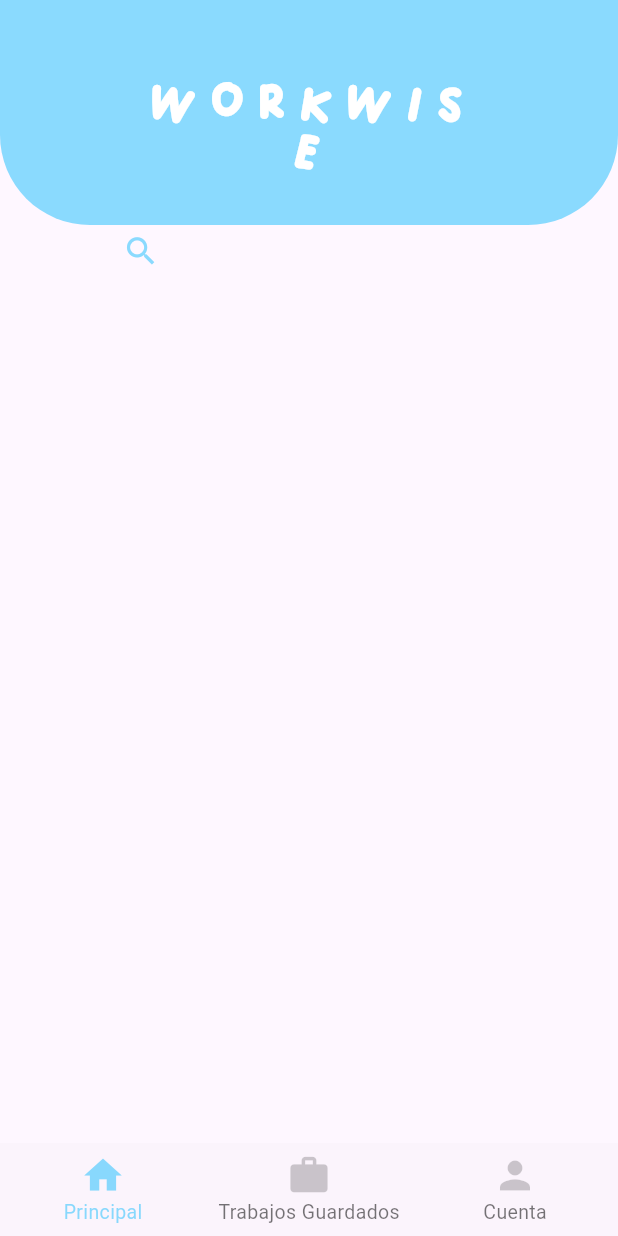
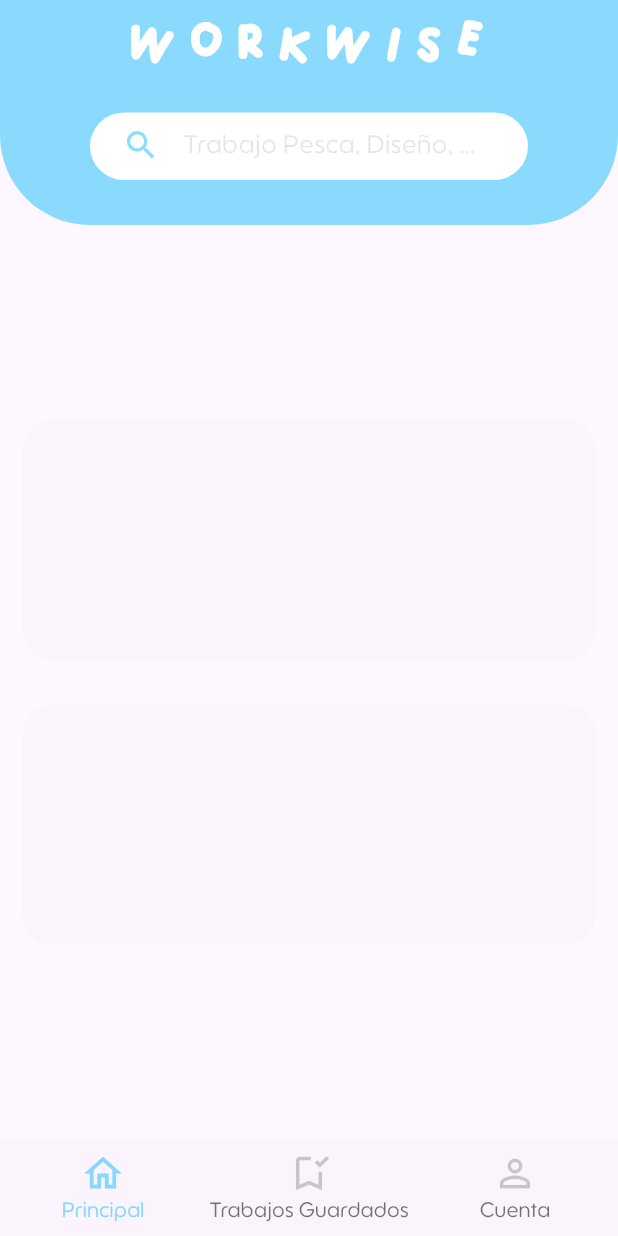
Before and after one commit to Maazapan/WorkWise, a Flutter app: the screen it shows after launch, on a phone screen of 412 x 824 dp. Run offline on Flutter 3.47's test engine with Material 3 defaults, Android fonts, the phone set to English and light mode, and no system bars.

Commit message:
Bottom nav bar mejorada

```diff
--- a/lib/home_page.dart
+++ b/lib/home_page.dart
@@ -25,9 +25,10 @@ class _MyHomePageState extends State<MyHomePage> {
         flexibleSpace: Column(
           mainAxisAlignment: MainAxisAlignment.center,
           children: <Widget>[
-            const Padding(
-              padding:
-                  EdgeInsets.only(left: 90, right: 90, top: 50, bottom: 30),
+            const Expanded(
+              child: Padding(
+                padding: EdgeInsets.all(10),
+                // EdgeInsets.only(left: 90, right: 90, top: 50, bottom: 30),
                 child: Text(
                   'W o r k W i s e',
                   textAlign: TextAlign.center,
@@ -35,6 +36,7 @@ class _MyHomePageState extends State<MyHomePage> {
                     fontSize: 25,
                     color: Colors.white,
                     fontFamily: 'adelia',
+                  ),
                 ),
               ),
             ),
@@ -53,7 +55,9 @@ class _MyHomePageState extends State<MyHomePage> {
                     decoration: InputDecoration(
                       hintText: 'Trabajo Pesca, Diseño, Software, etc',
                       hintStyle: TextStyle(
-                          color: Colors.black.withOpacity(0.1), fontSize: 17),
+                          color: Colors.black.withOpacity(0.1),
+                          fontSize: 17,
+                          fontFamily: "ltsaeada-light"),
                       border: InputBorder.none,
                       prefixIcon: const Padding(
                           padding: EdgeInsets.only(top: 3),
@@ -63,7 +67,10 @@ class _MyHomePageState extends State<MyHomePage> {
                             color: Color.fromARGB(134, 33, 191, 253),
                           )),
                     ),
-                    style: const TextStyle(color: Colors.black45),
+                    style: const TextStyle(
+                        color: Colors.black45,
+                        fontFamily: "ltsaeada-light",
+                        fontSize: 17),
                   ),
                 ),
               ),
@@ -71,10 +78,33 @@ class _MyHomePageState extends State<MyHomePage> {
           ],
         ),
       ),
-      body: const Center(
+      body: Center(
         child: Column(
           mainAxisAlignment: MainAxisAlignment.center,
-          children: <Widget>[],
+          children: <Widget>[
+            Padding(
+              padding: const EdgeInsets.all(15),
+              child: Container(
+                //  width: 200,
+                height: 160,
+                decoration: BoxDecoration(
+                  color: Colors.black.withOpacity(0.01),
+                  borderRadius: BorderRadius.circular(20),
+                ),
+              ),
+            ),
+            Padding(
+              padding: const EdgeInsets.all(15),
+              child: Container(
+                //  width: 200,
+                height: 160,
+                decoration: BoxDecoration(
+                  color: Colors.black.withOpacity(0.01),
+                  borderRadius: BorderRadius.circular(20),
+                ),
+              ),
+            ),
+          ],
         ),
       ),
       bottomNavigationBar: BottomNavigationBar(
@@ -83,14 +113,14 @@ class _MyHomePageState extends State<MyHomePage> {
         items: const <BottomNavigationBarItem>[
           BottomNavigationBarItem(
             icon: Icon(
-              Icons.home,
+              Icons.home_outlined,
               size: 30,
             ),
             label: "Principal",
           ),
           BottomNavigationBarItem(
             icon: Icon(
-              Icons.work,
+              Icons.bookmark_added_outlined,
               size: 30,
               color: Color.fromRGBO(0, 0, 0, 0.2),
             ),
@@ -98,7 +128,7 @@ class _MyHomePageState extends State<MyHomePage> {
           ),
           BottomNavigationBarItem(
             icon: Icon(
-              Icons.person,
+              Icons.person_outline,
               size: 30,
               color: Color.fromRGBO(0, 0, 0, 0.2),
             ),
@@ -106,12 +136,11 @@ class _MyHomePageState extends State<MyHomePage> {
           ),
         ],
         selectedLabelStyle: const TextStyle(
-          fontSize: 13,
+          fontSize: 14,
+          fontFamily: ("ltsaeada-light"),
         ),
-        unselectedLabelStyle: const TextStyle(
-          fontSize: 13,
-          color: Colors.blue,
-        ),
+        unselectedLabelStyle:
+            const TextStyle(fontSize: 14, fontFamily: "ltsaeada-light"),
         selectedItemColor: const Color.fromARGB(134, 33, 191, 253),
         selectedFontSize: 15,
         unselectedFontSize: 15,
```
Also changed, not shown: pubspec.yaml (+9 -0 lines), fonts/ltsaeada-Light.otf (added), fonts/ltsaeada-Medium.otf (added), fonts/ltsaeada-Regular.otf (added). Lines whose indentation alone changed are shown as unchanged.
